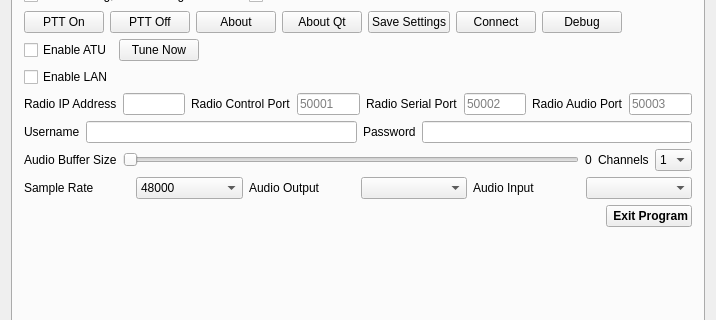
First picture: the form in wfmain.ui, repository adecarolis/wfweb, before the edit; both pictures show x 0 to 716 and y 89 to 409 of the 716 by 582 pixel window.
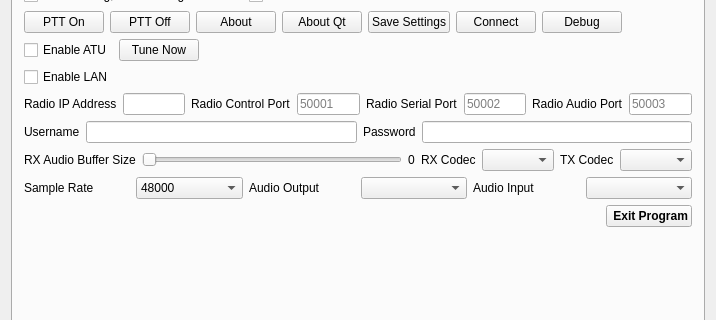
Second picture: the form after the edit. Custom widgets are drawn as their Qt base class.

Commit message: Add support for codec/bitrate selection

Patch:
```diff
--- a/wfmain.ui
+++ b/wfmain.ui
@@ -1352,7 +1352,7 @@
           <item>
            <widget class="QLabel" name="label_16">
             <property name="text">
-             <string>Audio Buffer Size</string>
+             <string>RX Audio Buffer Size</string>
             </property>
            </widget>
           </item>
@@ -1382,24 +1382,23 @@
           <item>
            <widget class="QLabel" name="label_19">
             <property name="text">
-             <string>Channels</string>
+             <string>RX Codec</string>
             </property>
            </widget>
           </item>
           <item>
-           <widget class="QComboBox" name="audioChannelsCombo">
-            <item>
-             <property name="text">
-              <string>1</string>
-             </property>
+           <widget class="QComboBox" name="audioRXCodecCombo"/>
             </item>
             <item>
+           <widget class="QLabel" name="label_20">
              <property name="text">
-              <string>2</string>
-             </property>
-            </item>
+             <string>TX Codec</string>
+            </property>
            </widget>
           </item>
+          <item>
+           <widget class="QComboBox" name="audioTXCodecCombo"/>
+          </item>
          </layout>
         </item>
         <item>
```
Lines whose indentation alone changed are shown as unchanged. The commit also changes 8 other files.
